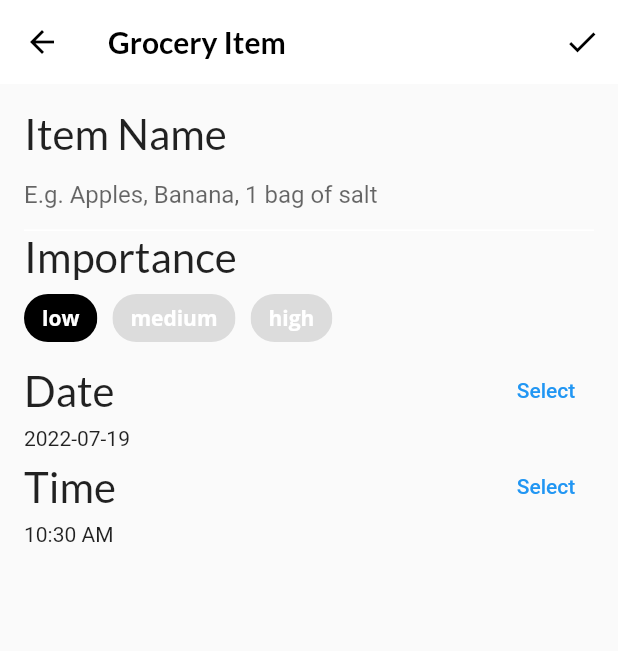
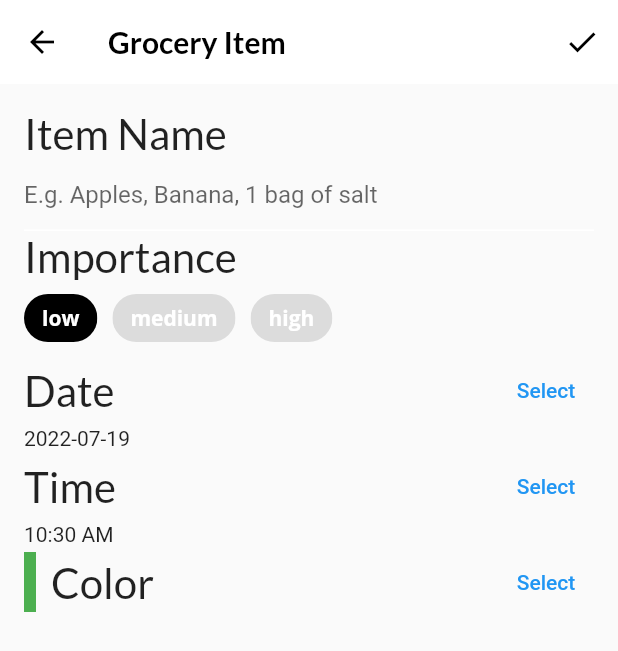
Before and after one commit to tian3rd/fooderlich2, a Flutter app: the screen it shows after launch, item 3 of the bottom bar chosen, after a tap on the "add" icon, on a phone screen of 412 x 824 dp. Shown: the top 651 px of the screen. Run offline on Flutter 3.47's test engine with Material 2 defaults, Android fonts, the phone set to English and light mode, and no system bars; our stand-ins replace flutter_colorpicker, google_fonts; project files that could hold a hidden picture were left out.

Commit message:
build color picker

```diff
--- a/lib/screens/grocery_item_screen.dart
+++ b/lib/screens/grocery_item_screen.dart
@@ -99,6 +99,7 @@ class _GroceryItemScreenState extends State<GroceryItemScreen> {
             // TODO 16: add time picker
             buildTimeField(context),
             // TODO 17: add color picker
+            buildColorPicker(context),
             // TODO 18: add slider
             // TODO 19: add grocery tile
           ],
@@ -282,6 +283,57 @@ class _GroceryItemScreenState extends State<GroceryItemScreen> {
     );
   }
 // TODO: add buildColorPicker()
+  Widget buildColorPicker(BuildContext context) {
+    return Row(
+      mainAxisAlignment: MainAxisAlignment.spaceBetween,
+      children: [
+        Row(
+          children: [
+            Container(
+              height: 40,
+              width: 8,
+              color: _currentColor,
+            ),
+            const SizedBox(width: 10),
+            Text(
+              'Color',
+              style: GoogleFonts.lato(
+                fontSize: 28,
+              ),
+            ),
+          ],
+        ),
+        TextButton(
+          child: const Text('Select'),
+          onPressed: () async {
+            final selectedColor = await showDialog(
+              context: context,
+              builder: (context) => AlertDialog(
+                content: BlockPicker(
+                  pickerColor: _currentColor,
+                  onColorChanged: (color) {
+                    setState(() {
+                      _currentColor = color;
+                    });
+                  },
+                ),
+                // unlike date/time picker, there's no OK/Cancel button, so we
+                // need to add one action to the dialog for user
+                actions: [
+                  TextButton(
+                    child: const Text('Done'),
+                    onPressed: () {
+                      Navigator.pop(context);
+                    },
+                  ),
+                ],
+              ),
+            );
+          },
+        ),
+      ],
+    );
+  }
 
 // TODO: add buildQuantityField()
 
```
